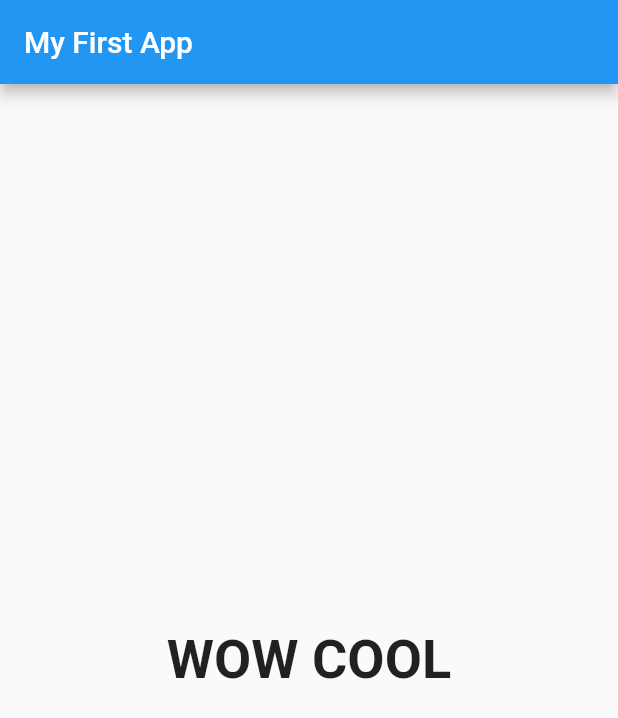
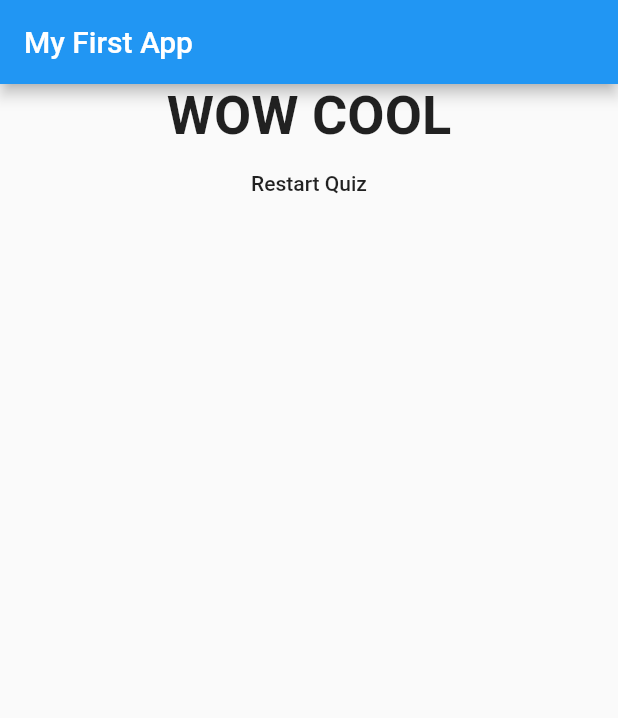
Before and after one commit to fredrondina/flutter_course_project_1, a Flutter app: the screen it shows after launch, after a tap on "Black", after a tap on "Dog", after a tap on "Kia", on a phone screen of 412 x 824 dp. Shown: the top 718 px of the screen. Run offline on Flutter 3.47's test engine with Material 2 defaults, Android fonts, the phone set to English and light mode, and no system bars.

Commit message:
Added ability to reset the quiz upon completion

```diff
--- a/lib/main.dart
+++ b/lib/main.dart
@@ -20,6 +20,13 @@ class MyApp extends StatefulWidget {
 class MyAppState extends State<MyApp> {
   var _questionIndex = 0;
   var _totalScore = 0;
+
+  void _resetQuiz() {
+    setState(() {
+      _questionIndex = 0;
+      _totalScore = 0;
+    });
+  }
 
   void _answerQuestion(int score) {
     _totalScore += score;
@@ -67,7 +74,7 @@ class MyAppState extends State<MyApp> {
               questionIndex: _questionIndex,
               questions: _questions,
             )
-              : Result(_totalScore)),
-    );
+          : Result(_totalScore, _resetQuiz),
+    ));
   }
 }
--- a/lib/result.dart
+++ b/lib/result.dart
@@ -2,8 +2,9 @@ import 'package:flutter/material.dart';
 
 class Result extends StatelessWidget {
   final int resultScore;
+  final Function resetHandler;
 
-  Result(this.resultScore);
+  Result(this.resultScore, this.resetHandler);
 
   String get resultPhrase {
     String resultText = 'Completed';
@@ -20,13 +21,21 @@ class Result extends StatelessWidget {
   @override
   Widget build(BuildContext context) {
     return Center(
-        child: Text(
+        child: Column(
+      children: <Widget>[
+        Text(
           resultPhrase,
           style: TextStyle(
             fontSize: 36,
             fontWeight: FontWeight.bold,
           ),
           textAlign: TextAlign.center,
+        ),
+        FlatButton(
+          onPressed: resetHandler,
+          child: Text('Restart Quiz'),
+        )
+      ],
     ));
   }
 }
```
Lines whose indentation alone changed are shown as unchanged.
